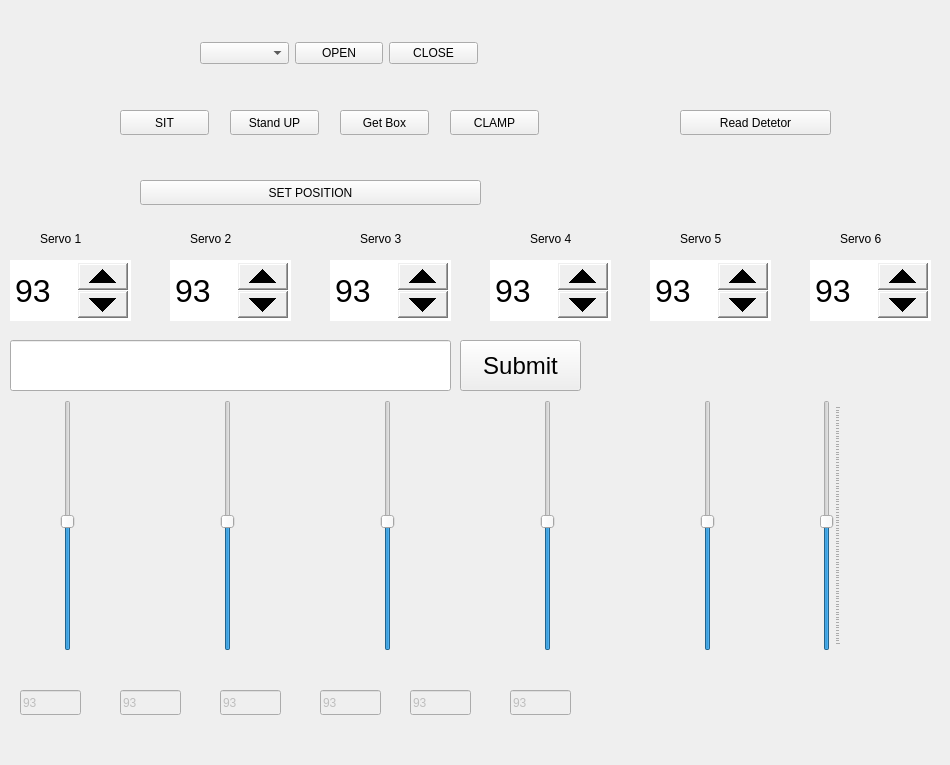
The window that neuron/mainwindow.ui (evkuz/qt_linux) describes before a commit, drawn with Qt 5.
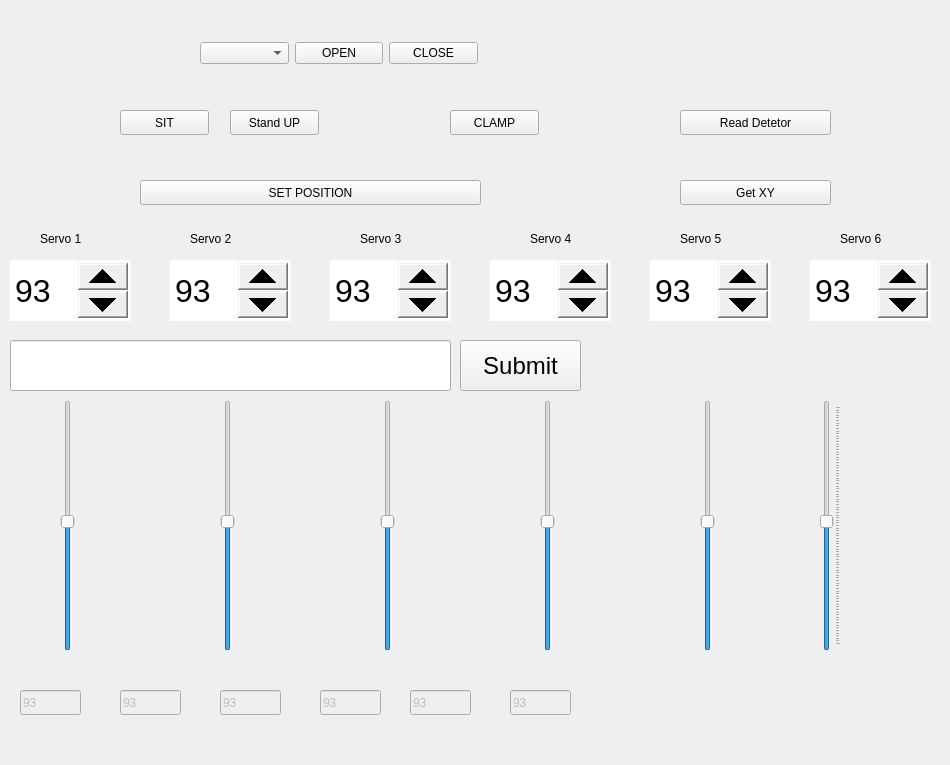
The same window after the commit.

The edit to the form file:
```diff
--- a/neuron/mainwindow.ui
+++ b/neuron/mainwindow.ui
@@ -271,14 +271,14 @@
   <widget class="QPushButton" name="getBoxButton">
    <property name="geometry">
     <rect>
-     <x>340</x>
-     <y>110</y>
-     <width>89</width>
+     <x>680</x>
+     <y>180</y>
+     <width>151</width>
      <height>25</height>
     </rect>
    </property>
    <property name="text">
-    <string>Get Box</string>
+    <string>Get XY</string>
    </property>
   </widget>
   <widget class="QSlider" name="S6_verSlider">
```
Left out of the diff: 2 changed lines with no effect on the pictures.
